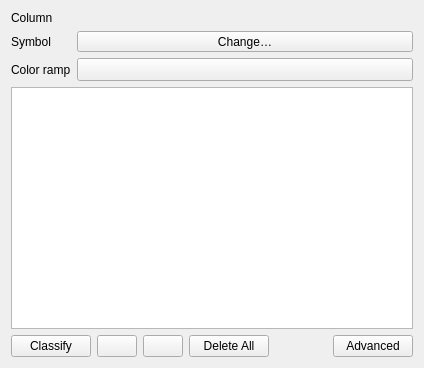
Old version of the form src/ui/qgscategorizedsymbolrendererwidget.ui in the repository qgis/QGIS.
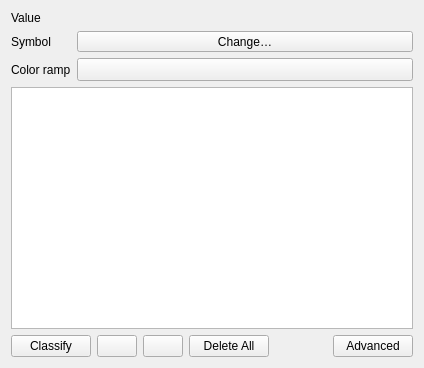
New version of the form. Icons and pictures are not drawn. Custom widgets are drawn as their Qt base class.

Commit message:
[needs-docs] Use "Value" as standard label of the widget
to filter labeling and symbology (categorized, graduated)
instead of "Label with" and "Column"

What changed in the file:
```diff
--- a/src/ui/qgscategorizedsymbolrendererwidget.ui
+++ b/src/ui/qgscategorizedsymbolrendererwidget.ui
@@ -20,7 +20,7 @@
       </sizepolicy>
      </property>
      <property name="text">
-      <string>Column</string>
+      <string>Value</string>
      </property>
     </widget>
    </item>
```
The commit also changes 2 other files.
